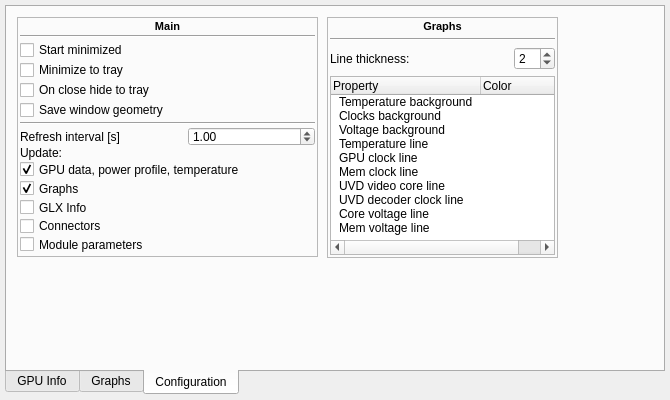
The window that radeon-profile/radeon_profile.ui (marazmista/radeon-profile) describes before a commit, drawn with Qt 5.
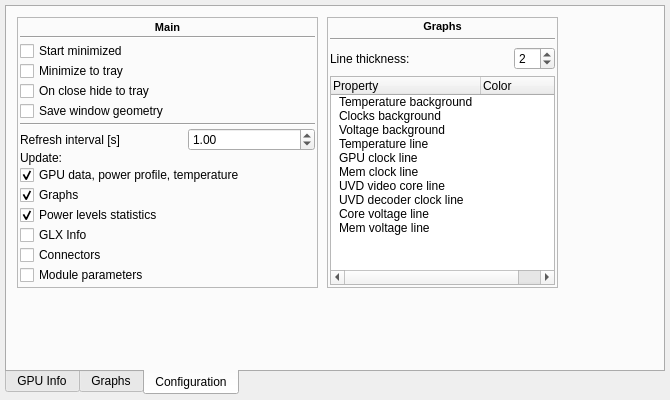
The same window after the commit. The open tabs and pages were chosen to show the change. Icons and pictures are not drawn. Custom widgets are drawn as their Qt base class.

Commit message: power level stats can be disabled now

Patch:
```diff
--- a/radeon-profile/radeon_profile.ui
+++ b/radeon-profile/radeon_profile.ui
@@ -827,7 +827,7 @@
           <x>10</x>
           <y>10</y>
           <width>301</width>
-          <height>240</height>
+          <height>271</height>
          </rect>
         </property>
         <property name="frameShape">
@@ -1023,6 +1023,16 @@
              </property>
             </widget>
            </item>
+           <item>
+            <widget class="QCheckBox" name="cb_stats">
+             <property name="text">
+              <string>Power levels statistics</string>
+             </property>
+             <property name="checked">
+              <bool>true</bool>
+             </property>
+            </widget>
+           </item>
            <item>
             <widget class="QCheckBox" name="cb_glxInfo">
              <property name="sizePolicy">
@@ -1072,7 +1082,7 @@
           <x>320</x>
           <y>10</y>
           <width>231</width>
-          <height>241</height>
+          <height>271</height>
          </rect>
         </property>
         <property name="frameShape">
```
Left out of the diff: 2 changed lines with no effect on the pictures. The commit also changes 3 other files.
